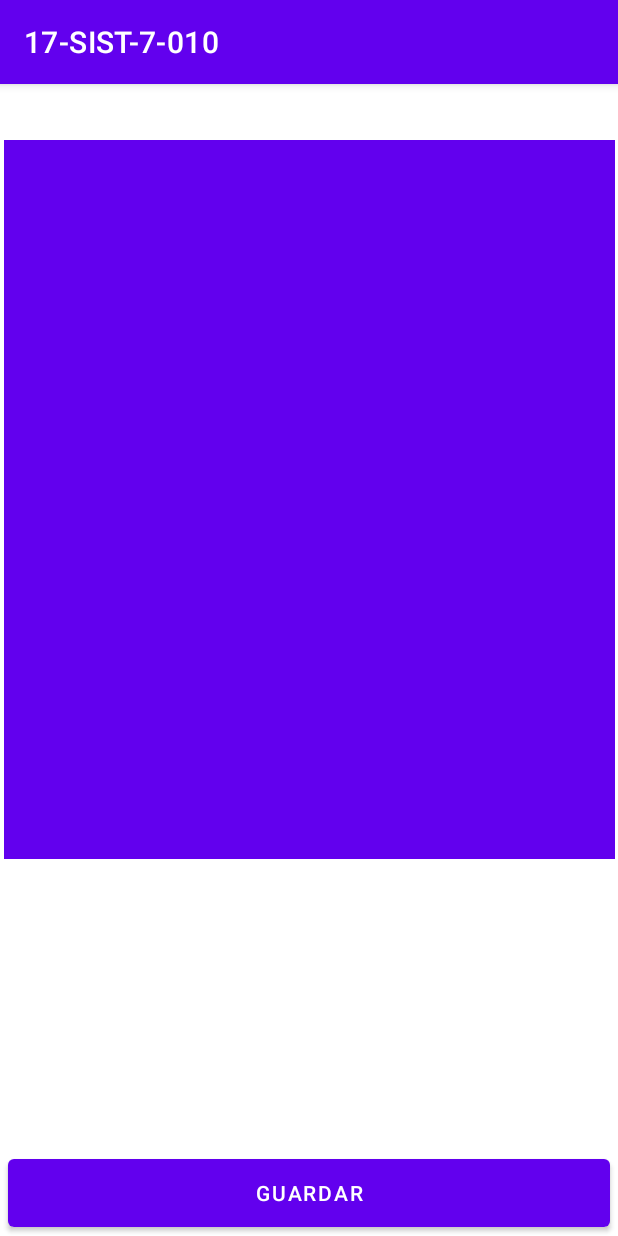
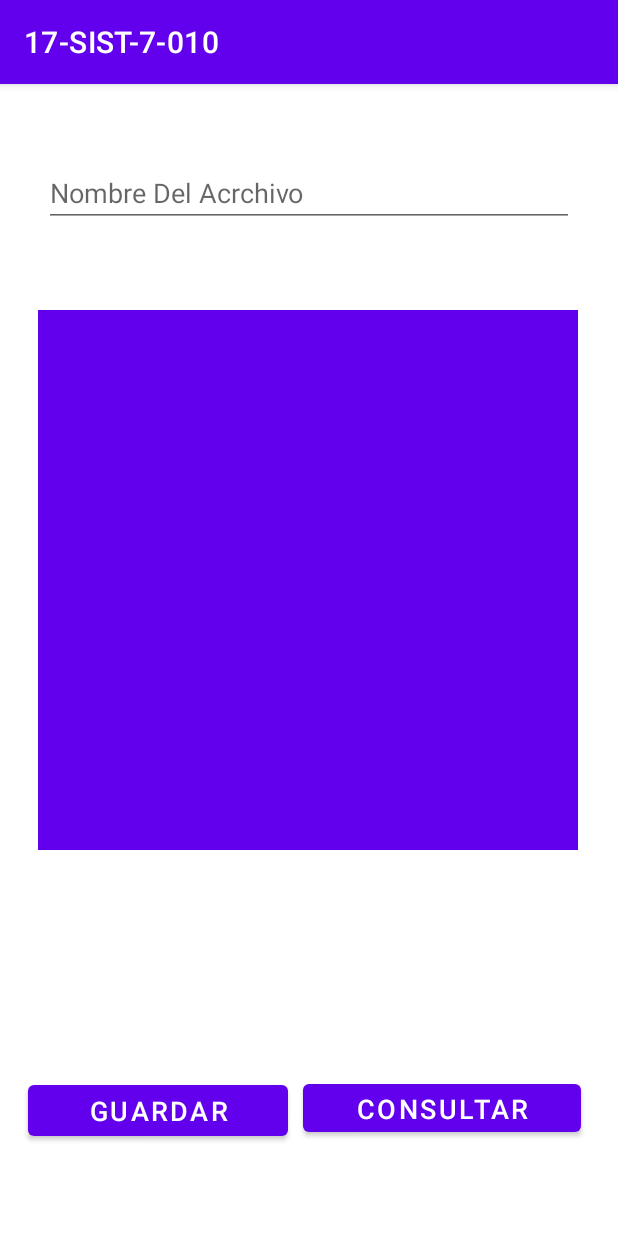
Before and after one commit to EdManDev/17SIST7010, an Android app: the screen it shows after launch (MainActivity), on a phone screen of 412 x 824 dp. Run offline under Robolectric (Android 15) with nearby library versions, the phone set to English and light mode, and no system bars.

Commit message:
Almacenamiento de datos externo  done

```diff
--- a/app/src/main/AndroidManifest.xml
+++ b/app/src/main/AndroidManifest.xml
@@ -2,11 +2,7 @@
 <manifest xmlns:android="http://schemas.android.com/apk/res/android"
   package="com.example.a17_sist_7_010">
 
-  <uses-permission android:name="android.permission.INTERNET" />
-
-  <uses-feature
-    android:name="android.hardware.camera"
-    android:required="true" />
+  <uses-permission android:name="android.permission.WRITE_EXTERNAL_STORAGE" />
 
   <application
     android:allowBackup="true"
--- a/app/src/main/res/layout/activity_main.xml
+++ b/app/src/main/res/layout/activity_main.xml
@@ -6,10 +6,11 @@
   android:layout_height="match_parent"
   tools:context=".MainActivity">
 
+
   <EditText
-    android:id="@+id/txt_bitacora"
-    android:layout_width="407dp"
-    android:layout_height="479dp"
+    android:id="@+id/txt_contenido"
+    android:layout_width="360dp"
+    android:layout_height="360dp"
     android:background="#6200ee"
     android:ems="10"
     android:gravity="start|top"
@@ -17,20 +18,50 @@
     android:textColor="#ffffff"
     app:layout_constraintBottom_toBottomOf="parent"
     app:layout_constraintEnd_toEndOf="parent"
+    app:layout_constraintHorizontal_bias="0.49"
     app:layout_constraintStart_toStartOf="parent"
     app:layout_constraintTop_toTopOf="parent"
-    app:layout_constraintVertical_bias="0.129" />
+    app:layout_constraintVertical_bias="0.37" />
+
+  <EditText
+    android:id="@+id/txt_nombre"
+    android:layout_width="353dp"
+    android:layout_height="40dp"
+    android:ems="10"
+    android:hint="@string/txt_nombre"
+    android:inputType="textPersonName"
+    app:layout_constraintBottom_toTopOf="@+id/txt_contenido"
+    app:layout_constraintEnd_toEndOf="parent"
+    app:layout_constraintStart_toStartOf="parent"
+    app:layout_constraintTop_toTopOf="parent" />
 
   <Button
-    android:id="@+id/button6"
-    android:layout_width="401dp"
-    android:layout_height="57dp"
-    android:layout_marginTop="95dp"
+    android:id="@+id/button"
+    android:layout_width="173dp"
+    android:layout_height="46dp"
     android:onClick="Guardar"
-    android:text="@string/button"
+    android:text="@string/button_guardar"
+    android:textColorHint="#FFFFFF"
+    android:textSize="18sp"
     app:layout_constraintBottom_toBottomOf="parent"
     app:layout_constraintEnd_toEndOf="parent"
+    app:layout_constraintHorizontal_bias="0.077"
     app:layout_constraintStart_toStartOf="parent"
-    app:layout_constraintTop_toBottomOf="@+id/txt_bitacora"
-    app:layout_constraintVertical_bias="1.0" />
+    app:layout_constraintTop_toBottomOf="@+id/txt_contenido"
+    app:layout_constraintVertical_bias="0.714" />
+
+  <Button
+    android:id="@+id/button2"
+    android:layout_width="185dp"
+    android:layout_height="44dp"
+    android:onClick="Consultar"
+    android:text="@string/button_consultar"
+    android:textSize="18sp"
+    app:layout_constraintBottom_toBottomOf="parent"
+    app:layout_constraintEnd_toEndOf="parent"
+    app:layout_constraintHorizontal_bias="0.891"
+    app:layout_constraintStart_toStartOf="parent"
+    app:layout_constraintTop_toBottomOf="@+id/txt_contenido"
+    app:layout_constraintVertical_bias="0.704" />
+
 </androidx.constraintlayout.widget.ConstraintLayout>
--- a/app/src/main/res/values/strings.xml
+++ b/app/src/main/res/values/strings.xml
@@ -1,4 +1,6 @@
 <resources>
     <string name="app_name">17-SIST-7-010</string>
-    <string name="button">guardar</string>
+    <string name="txt_nombre">Nombre Del Acrchivo</string>
+    <string name="button_guardar">guardar</string>
+    <string name="button_consultar">Consultar</string>
 </resources>
```
Also changed, not shown: app/src/main/java/com/example/a17_sist_7_010/MainActivity.java (+50 -41 lines).
